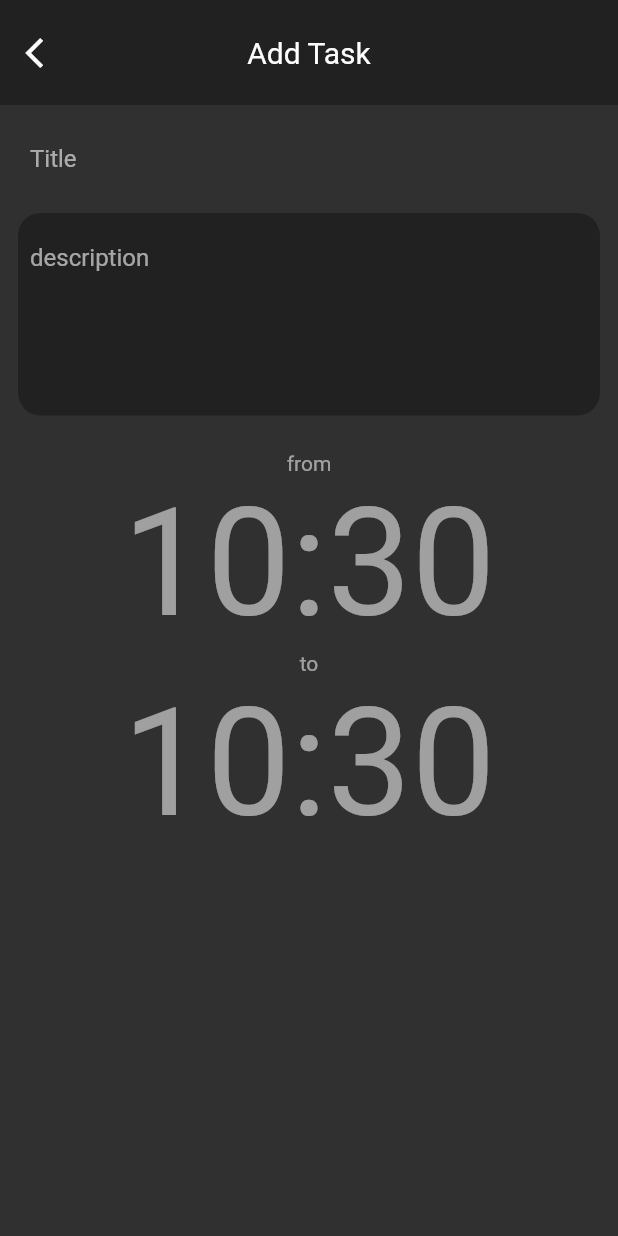
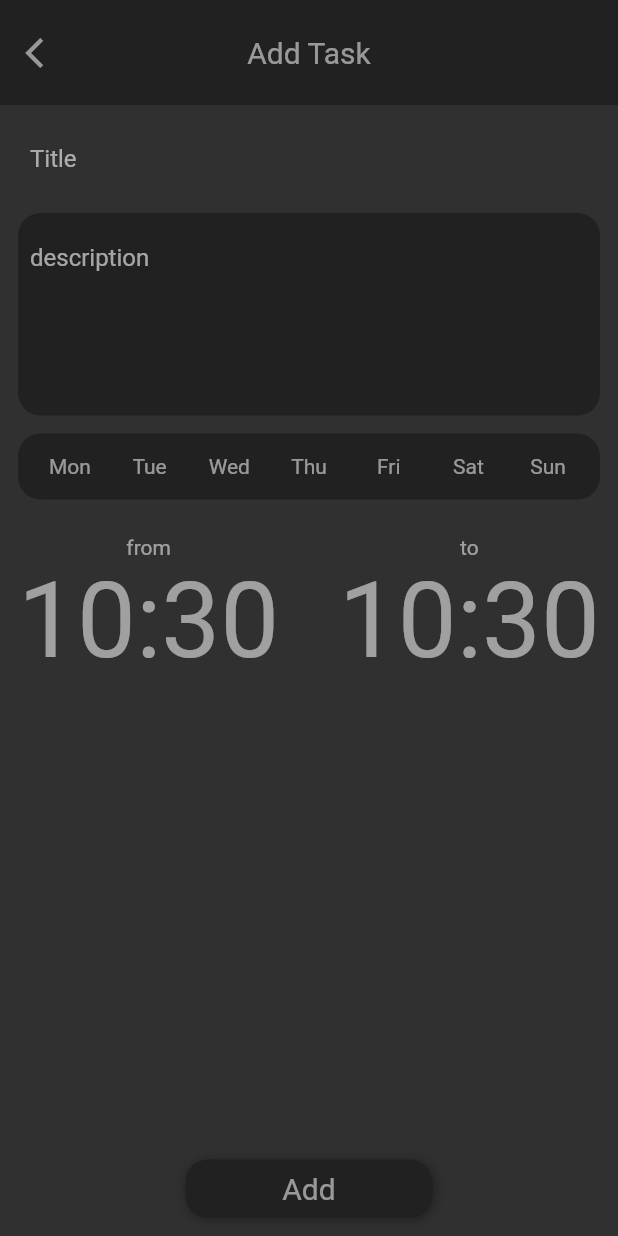
Before and after one commit to krzygrzywygrzy/Schedule_Tasks, a Flutter app: the screen it shows after launch, after a tap on the "add" icon, on a phone screen of 412 x 824 dp. Run offline on Flutter 3.47's test engine with Material 2 defaults, Android fonts, the phone set to English and light mode, and no system bars; our stand-ins replace bloc, equatable, flutter_bloc, shared_preferences.

Commit message:
day select bug fix

```diff
--- a/lib/const.dart
+++ b/lib/const.dart
@@ -7,3 +7,13 @@ List<String> weekDays = [
   "Saturday",
   "Sunday",
 ];
+
+List<String> weekDaysShort = [
+  "Mon",
+  "Tue",
+  "Wed",
+  "Thu",
+  "Fri",
+  "Sat",
+  "Sun",
+];
--- a/lib/main.dart
+++ b/lib/main.dart
@@ -14,11 +14,10 @@ class MyApp extends StatelessWidget {
       debugShowCheckedModeBanner: false,
       title: 'Schedule Task',
       theme: ThemeData.dark().copyWith(
-        //primaryColor: Colors.red,
-        accentColor: Colors.red,
-        textSelectionHandleColor: Colors.red,
+        accentColor: Colors.white54,
+        textSelectionHandleColor: Colors.white54,
         colorScheme: ColorScheme.dark().copyWith(
-          primary: Colors.red,
+          primary: Colors.white54,
         ),
       ),
       home: BlocProvider<TaskBloc>(
--- a/lib/task_screen/add_task_screen.dart
+++ b/lib/task_screen/add_task_screen.dart
@@ -1,6 +1,8 @@
 import 'package:flutter/cupertino.dart';
 import 'package:flutter/material.dart';
 import 'package:flutter_bloc/flutter_bloc.dart';
+import 'package:schedule_tasks/const.dart';
+import 'package:schedule_tasks/widgets/day_button.dart';
 import 'package:schedule_tasks/widgets/time_picker.dart';
 import 'bloc/task_bloc.dart';
 
@@ -15,9 +17,34 @@ class _AddTaskScreenState extends State<AddTaskScreen> {
   TimeOfDay beginTime = TimeOfDay.now();
   TimeOfDay endTime = TimeOfDay.now();
 
+  List<bool> selected = [false, false, false, false, false, false, false];
+
+  List<Widget> _buildDayPicker() {
+    List<Widget> list = [];
+    for (int i = 0; i <= weekDaysShort.length - 1; i++) {
+      list.add(
+        Expanded(
+          child: DayButton(
+            id: i,
+            label: weekDaysShort[i],
+            toogle: (id) {
+              selected[id] = !selected[id];
+              print(selected);
+            },
+          ),
+        ),
+      );
+    }
+    return list;
+  }
+
   @override
   Widget build(BuildContext context) {
-    return SingleChildScrollView(
+    return Container(
+      height: MediaQuery.of(context).size.height,
+      child: Stack(
+        children: [
+          SingleChildScrollView(
             child: Container(
               child: Column(
                 children: [
@@ -39,11 +66,15 @@ class _AddTaskScreenState extends State<AddTaskScreen> {
                           alignment: Alignment.centerLeft,
                           child: GestureDetector(
                             onTap: () {
-                        BlocProvider.of<TaskBloc>(context).add(LoadAllTasks());
+                              BlocProvider.of<TaskBloc>(context)
+                                  .add(LoadAllTasks());
                             },
                             child: Padding(
                               padding: const EdgeInsets.all(17.0),
-                        child: Icon(Icons.arrow_back_ios),
+                              child: Icon(
+                                Icons.arrow_back_ios,
+                                color: Colors.white54,
+                              ),
                             ),
                           ),
                         ),
@@ -57,9 +88,11 @@ class _AddTaskScreenState extends State<AddTaskScreen> {
                     padding: const EdgeInsets.all(12.0),
                     child: Column(
                       children: [
+                        //INPUT TITLE
                         Container(
                           child: Padding(
-                      padding: const EdgeInsets.symmetric(horizontal: 8.0),
+                            padding:
+                                const EdgeInsets.symmetric(horizontal: 8.0),
                             child: TextField(
                               cursorColor: Theme.of(context).accentColor,
                               onChanged: (value) {
@@ -75,6 +108,8 @@ class _AddTaskScreenState extends State<AddTaskScreen> {
                         SizedBox(
                           height: 12,
                         ),
+
+                        //INPUT DESCRIPTION
                         Container(
                           decoration: BoxDecoration(
                             color: Theme.of(context).primaryColor,
@@ -85,7 +120,7 @@ class _AddTaskScreenState extends State<AddTaskScreen> {
                             child: TextField(
                               cursorColor: Theme.of(context).accentColor,
                               minLines: 5,
-                        maxLines: 5,
+                              maxLines: 12,
                               onChanged: (value) {
                                 description = value;
                               },
@@ -97,8 +132,31 @@ class _AddTaskScreenState extends State<AddTaskScreen> {
                           ),
                         ),
                         SizedBox(
+                          height: 12,
+                        ),
+
+                        //DAYS PICKER
+                        Container(
+                          decoration: BoxDecoration(
+                            color: Theme.of(context).primaryColor,
+                            borderRadius: BorderRadius.circular(15),
+                          ),
+                          child: Padding(
+                            padding: const EdgeInsets.all(8.0),
+                            child: Row(
+                              mainAxisAlignment: MainAxisAlignment.spaceAround,
+                              children: _buildDayPicker(),
+                            ),
+                          ),
+                        ),
+                        SizedBox(
                           height: 24,
                         ),
+
+                        //TIME PICKERS
+                        Row(
+                          mainAxisAlignment: MainAxisAlignment.spaceBetween,
+                          children: [
                             TimePicker(
                               time: beginTime,
                               label: "from",
@@ -119,10 +177,54 @@ class _AddTaskScreenState extends State<AddTaskScreen> {
                             ),
                           ],
                         ),
+                        SizedBox(
+                          height: 20,
                         ),
                       ],
                     ),
                   ),
+                ],
+              ),
+            ),
+          ),
+
+          //SAVE BUTTON
+          Align(
+            alignment: Alignment.bottomCenter,
+            child: Padding(
+              padding: const EdgeInsets.all(12.0),
+              child: GestureDetector(
+                onTap: () {},
+                child: Container(
+                  width: MediaQuery.of(context).size.width * 0.4,
+                  decoration: BoxDecoration(
+                    color: Theme.of(context).primaryColor,
+                    borderRadius: BorderRadius.circular(15),
+                    boxShadow: [
+                      BoxShadow(
+                        offset: Offset(1, 1),
+                        spreadRadius: 0.4,
+                        blurRadius: 6,
+                        color: Theme.of(context).primaryColor,
+                      ),
+                    ],
+                  ),
+                  child: Padding(
+                    padding: const EdgeInsets.all(8.0),
+                    child: Text(
+                      "Add",
+                      textAlign: TextAlign.center,
+                      style: TextStyle(
+                        fontSize: 20,
+                      ),
+                    ),
+                  ),
+                ),
+              ),
+            ),
+          ),
+        ],
+      ),
     );
   }
 }
--- a/lib/task_screen/task_screen.dart
+++ b/lib/task_screen/task_screen.dart
@@ -17,6 +17,8 @@ class _TaskScreenState extends State<TaskScreen> {
   Widget build(BuildContext context) {
     return Scaffold(
       body: SafeArea(
+        child: DefaultTextStyle(
+          style: TextStyle(color: Colors.white54),
           child: BlocBuilder<TaskBloc, TaskState>(
             builder: (context, state) {
               if (state is TaskLoading) {
@@ -25,10 +27,11 @@ class _TaskScreenState extends State<TaskScreen> {
                 return loaded(state.tasks, state.date);
               } else if (state is AddScreen) {
                 return AddTaskScreen();
-            } else if (state is EmptyScreen) {
+              } else {
                 return empty();
               }
             },
+          ),
         ),
       ),
     );
@@ -77,7 +80,6 @@ class _TaskScreenState extends State<TaskScreen> {
                         child: Text(
                           "There is nothing here yet...",
                           style: TextStyle(
-                            color: Colors.white54,
                             fontSize: 16,
                           ),
                         ),
@@ -105,20 +107,9 @@ class _TaskScreenState extends State<TaskScreen> {
     return Container(
       width: MediaQuery.of(context).size.width,
       height: MediaQuery.of(context).size.height,
-      child: Stack(
-        children: [
-          Align(
+      child: Align(
         alignment: Alignment.center,
         child: Text("There was an error!"),
-          ),
-          Positioned(
-            bottom: 12,
-            right: 12,
-            child: FloatingButton(
-              context: context,
-            ),
-          ),
-        ],
       ),
     );
   }
--- /dev/null
+++ b/lib/widgets/day_button.dart
@@ -0,0 +1,55 @@
+import 'package:flutter/material.dart';
+
+class DayButton extends StatefulWidget {
+  const DayButton({
+    Key key,
+    this.label,
+    this.id,
+    this.toogle,
+  }) : super(key: key);
+
+  final String label;
+  final int id;
+  final Function toogle;
+
+  @override
+  _DayButtonState createState() => _DayButtonState();
+}
+
+class _DayButtonState extends State<DayButton> {
+  bool _selected = false;
+
+  _toogle() {
+    setState(() {
+      _selected = !_selected;
+    });
+    widget.toogle(widget.id);
+  }
+
+  @override
+  Widget build(BuildContext context) {
+    return Padding(
+      padding: const EdgeInsets.all(2),
+      child: GestureDetector(
+        onTap: _toogle,
+        child: Container(
+          decoration: BoxDecoration(
+            borderRadius: BorderRadius.circular(15),
+            color: _selected ? Colors.white54 : Theme.of(context).primaryColor,
+          ),
+          child: Padding(
+            padding: const EdgeInsets.symmetric(vertical: 4),
+            child: Text(
+              "${widget.label}",
+              textAlign: TextAlign.center,
+              style: TextStyle(
+                color:
+                    _selected ? Theme.of(context).primaryColor : Colors.white54,
+              ),
+            ),
+          ),
+        ),
+      ),
+    );
+  }
+}
--- a/lib/widgets/floating_action_button.dart
+++ b/lib/widgets/floating_action_button.dart
@@ -29,7 +29,10 @@ class FloatingButton extends StatelessWidget {
             ]),
         child: Padding(
           padding: const EdgeInsets.all(18.0),
-          child: Icon(Icons.add),
+          child: Icon(
+            Icons.add,
+            color: Colors.white54,
+          ),
         ),
       ),
     );
--- a/lib/widgets/time_picker.dart
+++ b/lib/widgets/time_picker.dart
@@ -18,7 +18,6 @@ class TimePicker extends StatelessWidget {
       children: [
         Text(
           "$label",
-          style: TextStyle(color: Colors.white54),
         ),
         Container(
           child: GestureDetector(
@@ -29,7 +28,7 @@ class TimePicker extends StatelessWidget {
             },
             child: Text(
               "${_formatTime(time.hour)}:${_formatTime(time.minute)}",
-              style: TextStyle(color: Colors.white54, fontSize: 100),
+              style: TextStyle(fontSize: 70),
             ),
           ),
         ),
```
Lines whose indentation alone changed are shown as unchanged.
